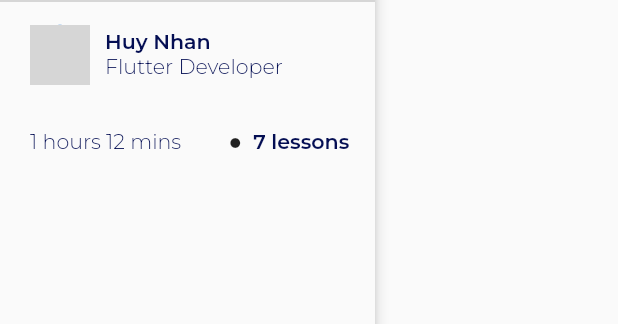
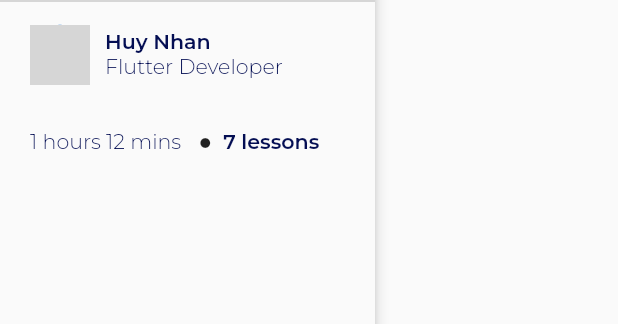
Before and after one commit to TranHoangdbz/Elearning, a Flutter app: the CourseItem widget shown alone on an empty page, opened directly with empty values, on a phone screen of 412 x 824 dp. Shown: the part 206-530 px from the top of the screen. Run offline on Flutter 3.47's test engine with Material 2 defaults, Android fonts, the phone set to English and light mode, and no system bars; our stand-ins replace flutter_screenutil, flutter_svg, get, google_fonts; network calls fail; grey boxes are pictures that could not be loaded.

Commit message:
Fix: A RenderFlex overflowed by 3.0 pixels on the right.

```diff
--- a/mobile/lib/modules/home/widgets/course_item.dart
+++ b/mobile/lib/modules/home/widgets/course_item.dart
@@ -67,7 +67,7 @@ class CourseItem extends StatelessWidget {
                                 style: TextStyles.textStylePrimaryColor12w300,
                               ),
                               const SizedBox(
-                                width: 32,
+                                width: 12,
                               ),
                               const Icon(
                                 Icons.circle,
```
